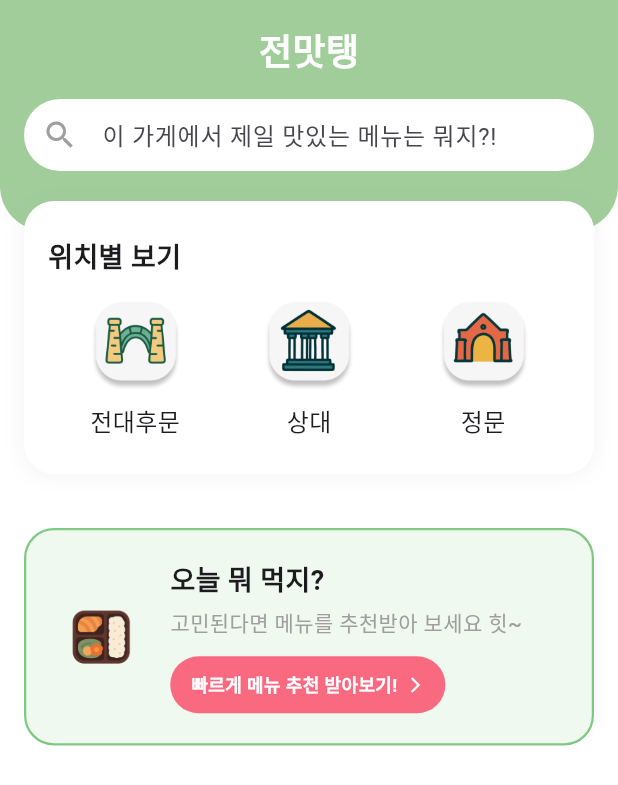
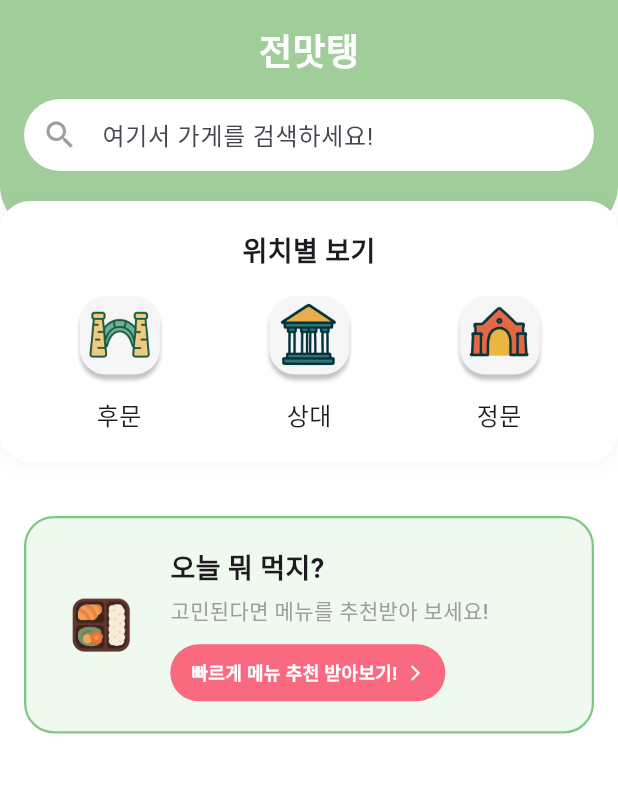
Before and after one commit to ReusCap/jeonmattaeng, a Flutter app: the HomePage screen opened by its route, on a phone screen of 412 x 824 dp. Shown: the top 785 px of the screen. Run offline on Flutter 3.47's test engine with Material 3 defaults, Android fonts, the phone set to English and light mode, and no system bars; our stand-ins replace cached_network_image, dio, flutter_dotenv, flutter_secure_storage; missing offline and left inert: kakao_flutter_sdk_user; accounts and stored records are empty; Roboto replaces fonts that are missing (Pretendard).

Commit message:
버전 1.7

```diff
--- a/lib/pages/home_page.dart
+++ b/lib/pages/home_page.dart
@@ -4,8 +4,21 @@ import 'package:jeonmattaeng/pages/store_list_page.dart';
 import 'package:jeonmattaeng/theme/app_colors.dart';
 import 'package:jeonmattaeng/theme/app_text_styles.dart';
 
-class HomePage extends StatelessWidget {
+class HomePage extends StatefulWidget {
   const HomePage({super.key});
+
+  @override
+  State<HomePage> createState() => _HomePageState();
+}
+
+class _HomePageState extends State<HomePage> {
+  final TextEditingController _searchController = TextEditingController();
+
+  @override
+  void dispose() {
+    _searchController.dispose();
+    super.dispose();
+  }
 
   @override
   Widget build(BuildContext context) {
@@ -18,18 +31,17 @@ class HomePage extends StatelessWidget {
             _buildLocationButtons(context),
             const SizedBox(height: 16),
             _buildRecommendCard(context),
-            const SizedBox(height: 24), // 콘텐츠 하단 여백 추가
+            const SizedBox(height: 24),
           ],
         ),
       ),
     );
   }
 
-  // 상단 헤더 UI (변경 없음)
   Widget _buildTopHeader(BuildContext context) {
     return Container(
       width: double.infinity,
-      padding: EdgeInsets.fromLTRB(16, MediaQuery.of(context).padding.top + 16, 16, 40), // 하단 패딩 늘리기
+      padding: EdgeInsets.fromLTRB(16, MediaQuery.of(context).padding.top + 16, 16, 40),
       decoration: const BoxDecoration(
         color: Color(0xFFA0CD9A),
         borderRadius: BorderRadius.only(
@@ -42,8 +54,9 @@ class HomePage extends StatelessWidget {
           Text('전맛탱', style: AppTextStyles.title24Bold.copyWith(color: AppColors.white)),
           const SizedBox(height: 16),
           TextField(
+            controller: _searchController,
             decoration: InputDecoration(
-              hintText: '이 가게에서 제일 맛있는 메뉴는 뭐지?!',
+              hintText: '여기서 가게를 검색하세요!',
               prefixIcon: const Icon(Icons.search, color: AppColors.grey),
               filled: true,
               fillColor: Colors.white,
@@ -53,20 +66,32 @@ class HomePage extends StatelessWidget {
                 borderSide: BorderSide.none,
               ),
             ),
+            onSubmitted: (query) {
+              if (query.isNotEmpty) {
+                Navigator.push(
+                  context,
+                  MaterialPageRoute(
+                    builder: (context) => StoreListPage(
+                      selectedLocation: '전체',
+                      initialSearchQuery: query,
+                    ),
+                  ),
+                );
+              }
+            },
           ),
         ],
       ),
     );
   }
 
-  // 위치 선택 버튼 UI (변경 없음)
   Widget _buildLocationButtons(BuildContext context) {
-    // 헤더와 겹치도록 transform 사용
     return Transform.translate(
       offset: const Offset(0.0, -20.0),
       child: Container(
-        margin: const EdgeInsets.symmetric(horizontal: 16),
-        padding: const EdgeInsets.symmetric(horizontal: 16, vertical: 24),
+        // ✨ 1. 좌우 마진(margin)을 제거하여 화면에 꽉 차게 만듭니다.
+        // margin: const EdgeInsets.symmetric(horizontal: 16),
+        padding: const EdgeInsets.symmetric(horizontal: 16, vertical: 20),
         decoration: BoxDecoration(
           color: Colors.white,
           borderRadius: BorderRadius.circular(20),
@@ -79,16 +104,15 @@ class HomePage extends StatelessWidget {
           ],
         ),
         child: Column(
-          crossAxisAlignment: CrossAxisAlignment.start,
+          crossAxisAlignment: CrossAxisAlignment.center,
           children: [
             const Text('위치별 보기', style: AppTextStyles.subtitle18SemiBold),
             const SizedBox(height: 16),
             Row(
-              mainAxisAlignment: MainAxisAlignment.spaceAround,
               children: [
-                _locationButton(context, '전대후문', 'assets/icons/전대후문.png'),
-                _locationButton(context, '상대', 'assets/icons/상대.png'),
-                _locationButton(context, '정문', 'assets/icons/정문.png'),
+                Expanded(child: _locationButton(context, '후문', 'assets/icons/전대후문.png')),
+                Expanded(child: _locationButton(context, '상대', 'assets/icons/상대.png')),
+                Expanded(child: _locationButton(context, '정문', 'assets/icons/정문.png')),
               ],
             ),
           ],
@@ -97,7 +121,6 @@ class HomePage extends StatelessWidget {
     );
   }
 
-  // 개별 위치 버튼 위젯 (변경 없음)
   Widget _locationButton(BuildContext context, String locationName, String iconPath) {
     return GestureDetector(
       onTap: () {
@@ -118,11 +141,9 @@ class HomePage extends StatelessWidget {
     );
   }
 
-  // ✨ 메뉴 추천 카드 UI (수정된 부분)
   Widget _buildRecommendCard(BuildContext context) {
-    return Padding(
-      padding: const EdgeInsets.symmetric(horizontal: 16.0),
-      child: GestureDetector(
+    // ✨ 2. 좌우 패딩(Padding)을 제거하여 화면에 꽉 차게 만듭니다.
+    return GestureDetector(
       onTap: () {
         Navigator.push(
           context,
@@ -130,18 +151,17 @@ class HomePage extends StatelessWidget {
         );
       },
       child: Container(
+        // ✨ Container 자체에 마진을 주어 다른 위젯과의 간격을 조정합니다.
+        margin: const EdgeInsets.symmetric(horizontal: 16.0),
         padding: const EdgeInsets.all(20),
         decoration: BoxDecoration(
           color: const Color(0xFFF0F9EF),
           borderRadius: BorderRadius.circular(20),
-            // ✨ 1. 테두리 색상을 초록색 계열로 변경
           border: Border.all(color: const Color(0xFF81C784), width: 1.5),
         ),
-          // ✨ 2. Row의 자식으로 [이미지, Expanded(Column(...))] 구조로 변경
         child: Row(
           crossAxisAlignment: CrossAxisAlignment.center,
           children: [
-              // 스크린샷과 유사한 이미지를 사용해야 합니다.
             Image.asset('assets/image/메뉴추천.png', width: 60, height: 60),
             const SizedBox(width: 16),
             Expanded(
@@ -150,18 +170,17 @@ class HomePage extends StatelessWidget {
                 children: [
                   const Text('오늘 뭐 먹지?', style: AppTextStyles.subtitle18SemiBold),
                   const SizedBox(height: 4),
-                    Text('고민된다면 메뉴를 추천받아 보세요 힛~',
-                        style: AppTextStyles.caption14Medium.copyWith(color: AppColors.grey)), // 폰트 크기 살짝 조절
+                  Text('고민된다면 메뉴를 추천받아 보세요!',
+                      style: AppTextStyles.caption14Medium.copyWith(color: AppColors.grey)),
                   const SizedBox(height: 12),
-                    // ✨ 3. 버튼을 Column 안으로 이동시키고 스타일 수정
                   Container(
                     padding: const EdgeInsets.symmetric(horizontal: 14, vertical: 10),
                     decoration: BoxDecoration(
-                        color: const Color(0xFFF96A81), // 이미지와 유사한 핑크색
+                      color: const Color(0xFFF96A81),
                       borderRadius: BorderRadius.circular(30),
                     ),
                     child: const Row(
-                        mainAxisSize: MainAxisSize.min, // 버튼 크기를 내용물에 맞춤
+                      mainAxisSize: MainAxisSize.min,
                       children: [
                         Text('빠르게 메뉴 추천 받아보기!',
                             style: TextStyle(
@@ -179,7 +198,6 @@ class HomePage extends StatelessWidget {
           ],
         ),
       ),
-      ),
     );
   }
 }
--- a/lib/pages/random_recommend_page.dart
+++ b/lib/pages/random_recommend_page.dart
@@ -69,10 +69,10 @@ class _RandomRecommendPageState extends State<RandomRecommendPage> {
   String _getFoodCategoryImagePath(String? category) {
     switch (category) {
       case '한식': return 'assets/image/한식.png';
+      case '중식': return 'assets/image/중식.png';
+      case '일식': return 'assets/image/일식.png';
       case '양식': return 'assets/image/양식.png';
-      case '일식': return 'assets/image/일식.png';
-      case '패스트푸드': return 'assets/image/패스트푸드.png';
-      case '중식': return 'assets/image/중식.png';
+      case '기타': return 'assets/image/기타.png';
       default: return 'assets/image/한식.png'; // 기본 이미지
     }
   }
```
Also changed, not shown: lib/main.dart (+6 -15 lines), lib/pages/store_list_page.dart (+115 -38 lines), lib/providers/store_provider.dart (+39 -37 lines), assets/image/기타.png (added), assets/image/분식.png (deleted), assets/image/중식.png, assets/image/패스트푸드.png (deleted). Lines whose indentation alone changed are shown as unchanged.
